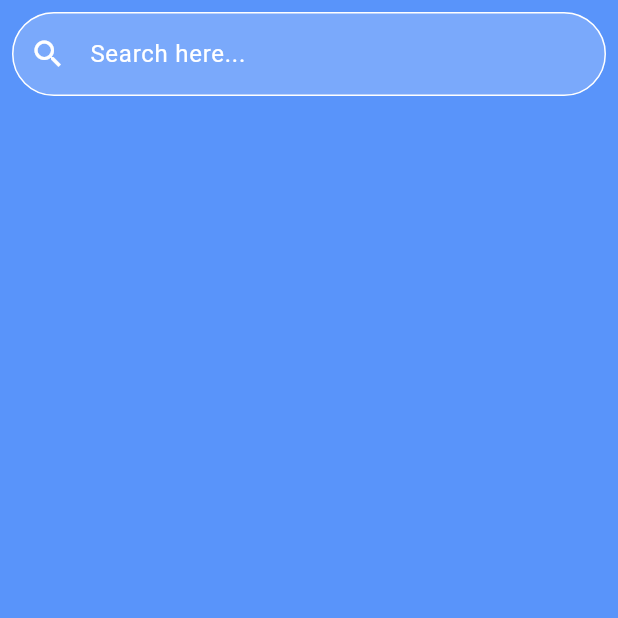
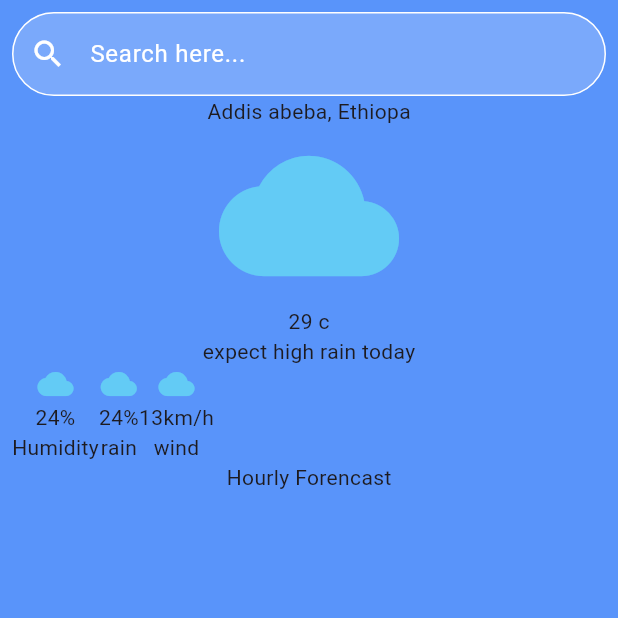
Before and after one commit to KALU56/weather_app, a Flutter app: the Home screen opened directly, on a phone screen of 412 x 824 dp, the top half of it. Run offline on Flutter 3.47's test engine with Material 3 defaults, Android fonts, the phone set to English and light mode, and no system bars.

Commit message:
feat: add the cards

```diff
--- /dev/null
+++ b/weather_app/lib/component/cards.dart
@@ -0,0 +1,27 @@
+import 'package:flutter/material.dart';
+
+class Cards extends StatefulWidget {
+  const Cards({super.key});
+
+  @override
+  State<Cards> createState() => _CardsState();
+}
+
+class _CardsState extends State<Cards> {
+  @override
+  Widget build(BuildContext context) {
+    return Scaffold(
+      Column(
+                   children: [
+                      Icon(
+                          Icons.cloud,
+
+                      ),
+                    Text('now'),
+                    Text('29'),
+
+                  ],
+                )
+    );
+  }
+}
--- a/weather_app/lib/screens/home.dart
+++ b/weather_app/lib/screens/home.dart
@@ -41,6 +41,65 @@ class _HomeState extends State<Home> {
               ),
 
             ),
+
+
+            Text('Addis abeba, Ethiopa'),
+            Icon(
+             Icons.cloud,
+              size: 120,
+              color: const Color.fromARGB(255, 99, 203, 245),
+              ),
+            Text('29 c'),
+            Text('expect high rain today'),
+            Row(
+              children: [
+                Column(
+                  children: [
+                      Icon(
+                          Icons.cloud,
+
+                          color: const Color.fromARGB(255, 99, 203, 245),
+                      ),
+                    Text('24%'),
+                    Text('Humidity'),
+
+                  ],
+                ),
+                Column(
+                  children: [
+                      Icon(
+                          Icons.cloud,
+
+                          color: const Color.fromARGB(255, 99, 203, 245),
+                      ),
+                    Text('24%'),
+                    Text('rain'),
+
+                  ],
+                ),
+                Column(
+                  children: [
+                      Icon(
+                          Icons.cloud,
+
+                          color: const Color.fromARGB(255, 99, 203, 245),
+                      ),
+                    Text('13km/h'),
+                    Text('wind'),
+
+                  ],
+                )
+
+              ],
+            ),
+            Text('Hourly Forencast'),
+            Row(
+              children: [
+
+
+              ],
+
+            ),
           ],
         ),
       ),
```
